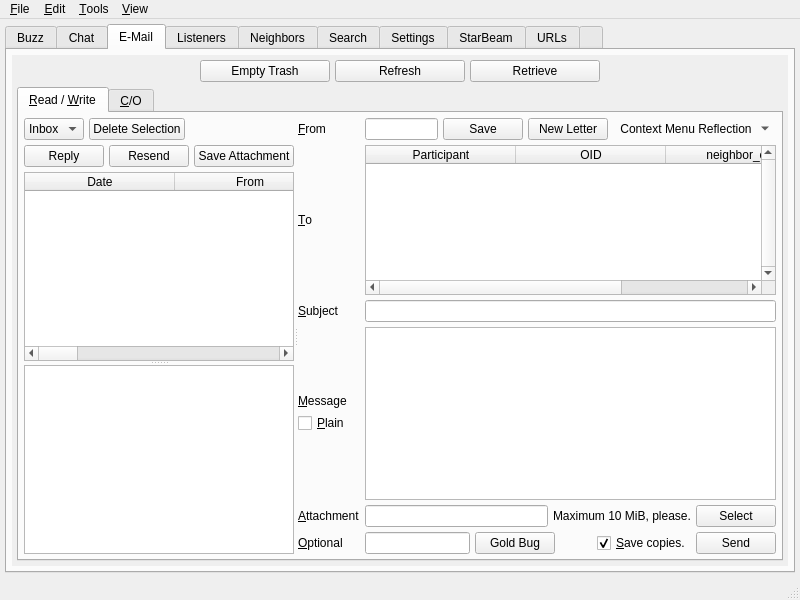
First picture: the form in branches/trunk/UI/controlcenter.ui, repository textbrowser/spot-on, before the edit.
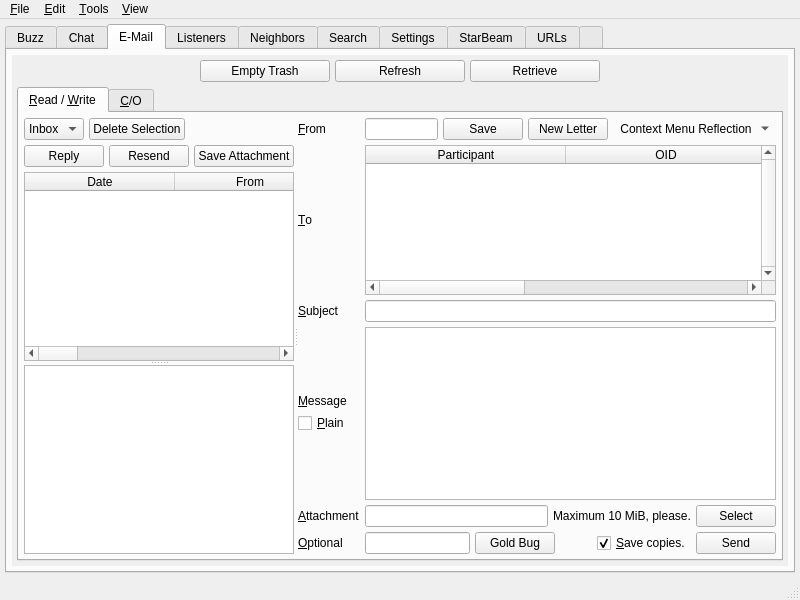
Second picture: the form after the edit. The open tabs and pages were chosen to show the change. Icons and pictures are not drawn. Custom widgets are drawn as their Qt base class.

Commit message: E-mail forward secrecy. New icon.

```diff
--- a/branches/trunk/UI/controlcenter.ui
+++ b/branches/trunk/UI/controlcenter.ui
@@ -1261,7 +1261,7 @@
                          <bool>true</bool>
                         </property>
                         <attribute name="horizontalHeaderDefaultSectionSize">
-                         <number>150</number>
+                         <number>200</number>
                         </attribute>
                         <attribute name="horizontalHeaderStretchLastSection">
                          <bool>true</bool>
@@ -1286,6 +1286,11 @@
                           <string>public_key_hash</string>
                          </property>
                         </column>
+                        <column>
+                         <property name="text">
+                          <string>Forward Secrecy Information</string>
+                         </property>
+                        </column>
                        </widget>
                       </item>
                      </layout>
```
Left out of the diff: 9 changed lines with no effect on the pictures. The commit also changes 9 other files.
